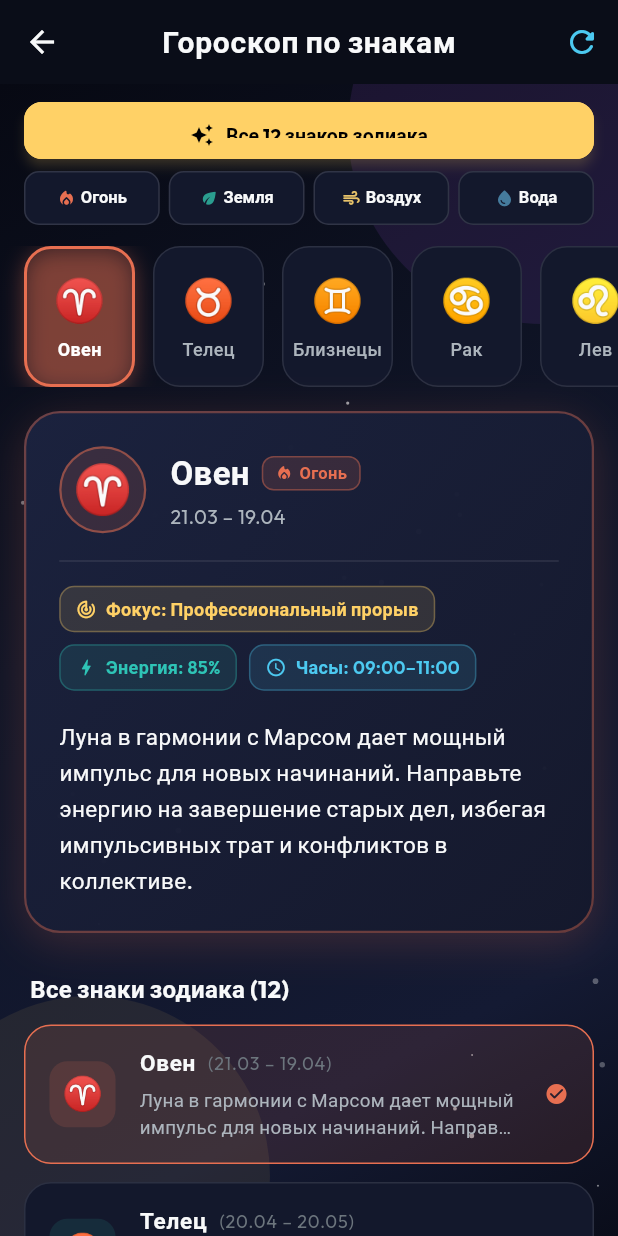
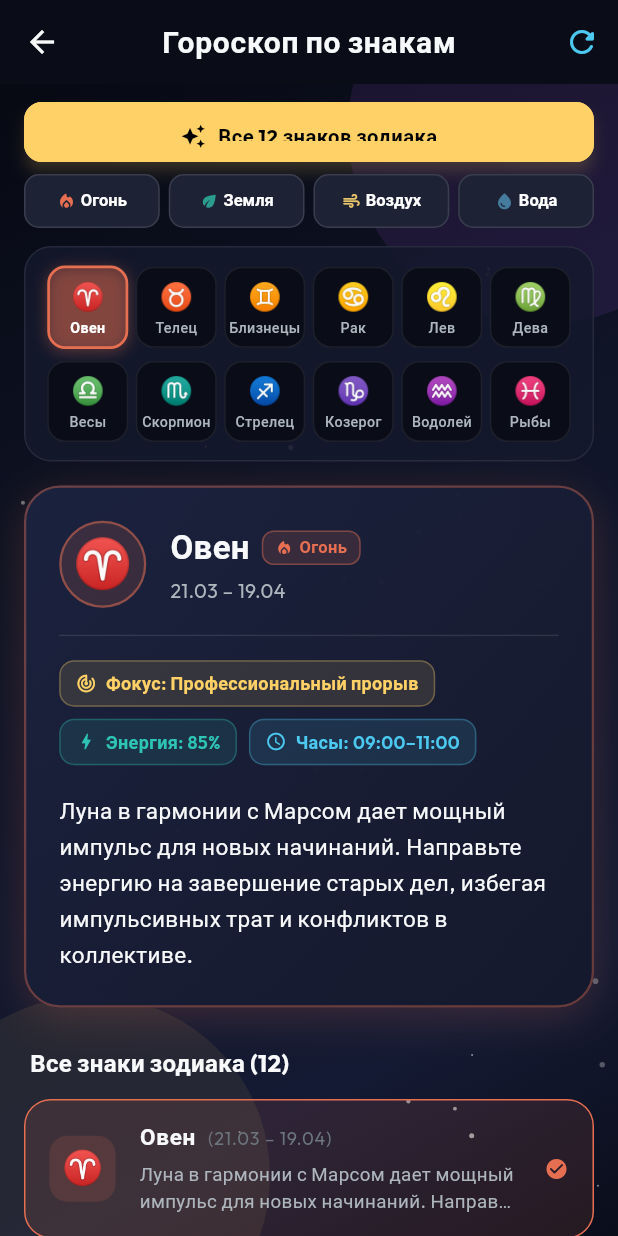
Before and after one commit to olegsidorenco-byte/Horoscope-for-all-ru-, a Flutter app: the ZodiacScreen screen opened directly, on a phone screen of 412 x 824 dp. Run offline on Flutter 3.47's test engine with Material 3 defaults, Android fonts, the light colour scheme and no system bars; drawn by our look-alikes of flutter_animate; our stand-ins replace flutter_local_notifications, google_fonts, shared_preferences, timezone; accounts and stored records are empty; network calls fail.

Commit message:
Улучшена читаемость верхней кнопки фильтра и внедрена сетка 2x6 знаков зодиака в едином стиле

```diff
--- a/mobile_app/lib/ui/screens/zodiac_screen.dart
+++ b/mobile_app/lib/ui/screens/zodiac_screen.dart
@@ -163,12 +163,12 @@ class _ZodiacScreenState extends State<ZodiacScreen> {
         physics: const AlwaysScrollableScrollPhysics(parent: BouncingScrollPhysics()),
         padding: const EdgeInsets.symmetric(vertical: 12),
         children: [
-          // Фильтры по стихиям
+          // Фильтры по стихиям (Ряд 1: кнопка "Все знаки", Ряд 2: 4 стихии)
           _buildElementFilterChips(),
-          const SizedBox(height: 14),
+          const SizedBox(height: 12),
 
-          // Горизонтальный селектор 12 знаков
-          _buildZodiacCarousel(),
+          // Ряд 3: Селектор всех 12 знаков в 2 ряда по 6 кнопок (аналогично главной странице)
+          _buildZodiacGridSelector(),
           const SizedBox(height: 16),
 
           // Большая карточка активного знака
@@ -201,10 +201,10 @@ class _ZodiacScreenState extends State<ZodiacScreen> {
       padding: const EdgeInsets.symmetric(horizontal: 16),
       child: Column(
         children: [
-          // 1. Кнопка "Все 12 знаков зодиака" по всей ширине экрана
+          // 1. Верхняя кнопка "Все 12 знаков зодиака" по всей ширине экрана с идеальной контрастностью
           SizedBox(
             width: double.infinity,
-            height: 38,
+            height: 40,
             child: ElevatedButton.icon(
               onPressed: () {
                 setState(() {
@@ -213,25 +213,27 @@ class _ZodiacScreenState extends State<ZodiacScreen> {
               },
               icon: Icon(
                 Icons.auto_awesome,
-                size: 16,
+                size: 17,
                 color: isAllSelected ? Colors.black : CosmicTheme.goldAccent,
               ),
               label: Text(
                 'Все 12 знаков зодиака',
                 style: TextStyle(
-                  fontSize: 13,
-                  fontWeight: isAllSelected ? FontWeight.bold : FontWeight.w600,
-                  color: isAllSelected ? Colors.black : CosmicTheme.textPrimary,
+                  fontSize: 13.5,
+                  fontWeight: FontWeight.bold,
+                  color: isAllSelected ? Colors.black : Colors.white,
+                  letterSpacing: 0.3,
                 ),
               ),
               style: ElevatedButton.styleFrom(
                 backgroundColor: isAllSelected
                     ? CosmicTheme.goldAccent
-                    : CosmicTheme.backgroundCard,
-                elevation: isAllSelected ? 3 : 0,
+                    : const Color(0xFF1E2235),
+                foregroundColor: isAllSelected ? Colors.black : Colors.white,
+                elevation: isAllSelected ? 4 : 0,
                 side: BorderSide(
-                  color: isAllSelected ? CosmicTheme.goldAccent : Colors.white12,
-                  width: 1,
+                  color: isAllSelected ? CosmicTheme.goldAccent : Colors.white30,
+                  width: 1.2,
                 ),
                 shape: RoundedRectangleBorder(
                   borderRadius: BorderRadius.circular(12),
@@ -272,7 +274,8 @@ class _ZodiacScreenState extends State<ZodiacScreen> {
           },
           style: ElevatedButton.styleFrom(
             padding: const EdgeInsets.symmetric(horizontal: 2),
-            backgroundColor: isSelected ? color : CosmicTheme.backgroundCard,
+            backgroundColor: isSelected ? color : const Color(0xFF1E2235),
+            foregroundColor: isSelected ? Colors.black : Colors.white,
             elevation: isSelected ? 3 : 0,
             side: BorderSide(
               color: isSelected ? color : Colors.white12,
@@ -299,7 +302,7 @@ class _ZodiacScreenState extends State<ZodiacScreen> {
                 style: TextStyle(
                   fontSize: 11,
                   fontWeight: isSelected ? FontWeight.bold : FontWeight.w600,
-                  color: isSelected ? Colors.black : CosmicTheme.textPrimary,
+                  color: isSelected ? Colors.black : Colors.white,
                 ),
               ),
             ],
@@ -309,68 +312,100 @@ class _ZodiacScreenState extends State<ZodiacScreen> {
     );
   }
 
-  Widget _buildZodiacCarousel() {
+  Widget _buildZodiacGridSelector() {
     final signs = _zodiacData?.signs ?? [];
-    return SizedBox(
-      height: 94,
-      child: ListView.builder(
-        scrollDirection: Axis.horizontal,
-        padding: const EdgeInsets.symmetric(horizontal: 16),
-        itemCount: signs.length,
-        itemBuilder: (context, index) {
-          final sign = signs[index];
+    if (signs.length < 12) {
+      return const SizedBox.shrink();
+    }
+
+    return Container(
+      margin: const EdgeInsets.symmetric(horizontal: 16),
+      padding: const EdgeInsets.all(12),
+      decoration: BoxDecoration(
+        color: CosmicTheme.backgroundCard.withOpacity(0.85),
+        borderRadius: BorderRadius.circular(18),
+        border: Border.all(color: Colors.white.withOpacity(0.08)),
+      ),
+      child: Column(
+        children: [
+          // Ряд 1: 6 знаков (Овен - Дева)
+          _buildSelectorRow(signs.sublist(0, 6)),
+          const SizedBox(height: 8),
+          // Ряд 2: 6 знаков (Весы - Рыбы)
+          _buildSelectorRow(signs.sublist(6, 12)),
+        ],
+      ),
+    );
+  }
+
+  Widget _buildSelectorRow(List<ZodiacSign> signs) {
+    return Row(
+      children: signs.map((sign) {
         final isSelected = sign.id == _activeSignId;
+        final matchesElement = _selectedElement == 'Все' ||
+            sign.element.toLowerCase() == _selectedElement.toLowerCase();
 
-          return GestureDetector(
+        return Expanded(
+          child: Padding(
+            padding: const EdgeInsets.symmetric(horizontal: 2.5),
+            child: GestureDetector(
               onTap: () => _onSignSelected(sign.id),
               child: AnimatedContainer(
-              duration: const Duration(milliseconds: 250),
-              margin: const EdgeInsets.only(right: 12),
-              width: 74,
+                duration: const Duration(milliseconds: 200),
+                padding: const EdgeInsets.symmetric(vertical: 6),
                 decoration: BoxDecoration(
                   color: isSelected
-                    ? sign.elementColor.withOpacity(0.2)
-                    : CosmicTheme.backgroundCard,
-                borderRadius: BorderRadius.circular(18),
+                      ? sign.elementColor.withOpacity(0.28)
+                      : CosmicTheme.backgroundDeep,
+                  borderRadius: BorderRadius.circular(12),
                   border: Border.all(
-                  color: isSelected ? sign.elementColor : Colors.white10,
-                  width: isSelected ? 2 : 1,
+                    color: isSelected
+                        ? sign.elementColor
+                        : (matchesElement ? Colors.white.withOpacity(0.08) : Colors.white.withOpacity(0.02)),
+                    width: isSelected ? 1.8 : 1,
                   ),
                   boxShadow: isSelected
                       ? [
                           BoxShadow(
-                          color: sign.elementColor.withOpacity(0.4),
-                          blurRadius: 12,
-                          offset: const Offset(0, 3),
+                            color: sign.elementColor.withOpacity(0.35),
+                            blurRadius: 8,
+                            offset: const Offset(0, 2),
                           ),
                         ]
                       : null,
                 ),
+                child: Opacity(
+                  opacity: matchesElement ? 1.0 : 0.4,
                   child: Column(
+                    mainAxisSize: MainAxisSize.min,
                     mainAxisAlignment: MainAxisAlignment.center,
                     children: [
                       Text(
                         sign.symbol,
                         style: TextStyle(
-                      fontSize: 28,
-                      color: isSelected ? sign.elementColor : CosmicTheme.goldSoft,
+                          fontSize: 18,
+                          color: isSelected ? sign.elementColor : CosmicTheme.goldAccent,
                         ),
                       ),
-                  const SizedBox(height: 4),
+                      const SizedBox(height: 2),
                       Text(
                         sign.name,
+                        maxLines: 1,
+                        overflow: TextOverflow.ellipsis,
                         style: TextStyle(
-                      fontSize: 12,
+                          fontSize: 9.5,
+                          color: isSelected ? Colors.white : CosmicTheme.textSecondary,
                           fontWeight: isSelected ? FontWeight.bold : FontWeight.w500,
-                      color: isSelected ? Colors.white : CosmicTheme.textSecondary,
                         ),
                       ),
                     ],
                   ),
                 ),
+              ),
+            ),
+          ),
         );
-        },
-      ),
+      }).toList(),
     );
   }
 
--- a/mobile_app/pubspec.yaml
+++ b/mobile_app/pubspec.yaml
@@ -1,7 +1,7 @@
 name: cosmic_horoscope
 description: "Премиальное мобильное приложение ежедневного персонализированного астрологического гороскопа"
 publish_to: 'none'
-version: 1.0.5+5
+version: 1.0.6+6
 
 environment:
   sdk: '>=3.0.0 <4.0.0'
```
Also changed, not shown: 1 other file. Lines whose indentation alone changed are shown as unchanged.
